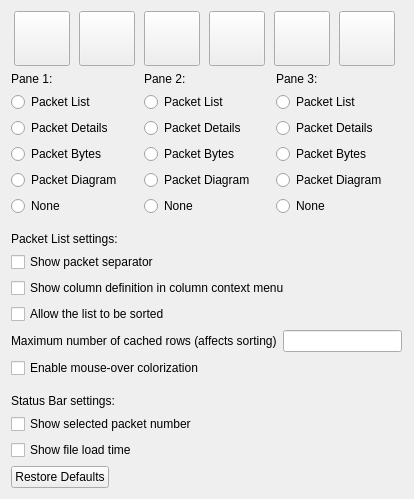
Above: ui/qt/layout_preferences_frame.ui from R-EAjks/Wireshark before the change. Below: the same form after it.
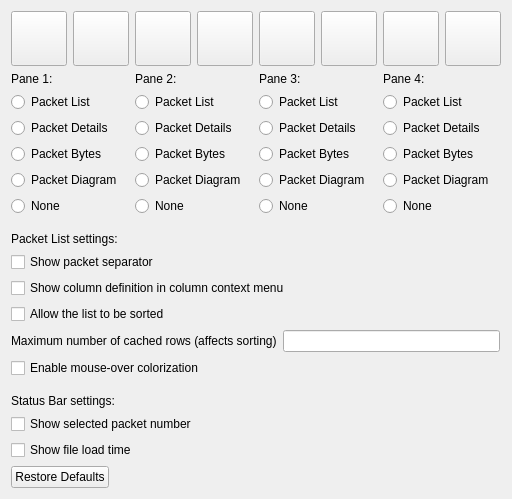
That is the form after the change. Icons and pictures are not drawn.

What changed in the file:
```diff
--- a/ui/qt/layout_preferences_frame.ui
+++ b/ui/qt/layout_preferences_frame.ui
@@ -153,7 +153,53 @@
        </property>
        <property name="icon">
         <iconset resource="../../resources/layout.qrc">
-         <normaloff>:/layout/layout_6.png</normaloff>:/layout/layout_6.png</iconset>
+         <normaloff>:/layout/layout_3_horizontal.png</normaloff>:/layout/layout_3_horizontal.png</iconset>
+       </property>
+       <property name="iconSize">
+        <size>
+         <width>48</width>
+         <height>48</height>
+        </size>
+       </property>
+       <property name="checkable">
+        <bool>true</bool>
+       </property>
+       <attribute name="buttonGroup">
+        <string notr="true">layoutButtonGroup</string>
+       </attribute>
+      </widget>
+     </item>
+     <item>
+      <widget class="QToolButton" name="layout4QuadToolButton">
+       <property name="text">
+        <string/>
+       </property>
+       <property name="icon">
+        <iconset resource="../../resources/layout.qrc">
+         <normaloff>:/layout/layout_4_quad.png</normaloff>:/layout/layout_4_quad.png</iconset>
+       </property>
+       <property name="iconSize">
+        <size>
+         <width>48</width>
+         <height>48</height>
+        </size>
+       </property>
+       <property name="checkable">
+        <bool>true</bool>
+       </property>
+       <attribute name="buttonGroup">
+        <string notr="true">layoutButtonGroup</string>
+       </attribute>
+      </widget>
+     </item>
+     <item>
+      <widget class="QToolButton" name="layout4HorizontalToolButton">
+       <property name="text">
+        <string/>
+       </property>
+       <property name="icon">
+        <iconset resource="../../resources/layout.qrc">
+         <normaloff>:/layout/layout_4_horizontal.png</normaloff>:/layout/layout_4_horizontal.png</iconset>
        </property>
        <property name="iconSize">
         <size>
@@ -356,6 +402,67 @@
        </item>
       </layout>
      </item>
+     <item>
+      <layout class="QVBoxLayout" name="verticalLayout_5">
+       <item>
+        <widget class="QLabel" name="label4">
+         <property name="text">
+          <string>Pane 4:</string>
+         </property>
+        </widget>
+       </item>
+       <item>
+        <widget class="QRadioButton" name="pane4PacketListRadioButton">
+         <property name="text">
+          <string>Packet List</string>
+         </property>
+         <attribute name="buttonGroup">
+          <string notr="true">pane4ButtonGroup</string>
+         </attribute>
+        </widget>
+       </item>
+       <item>
+        <widget class="QRadioButton" name="pane4PacketDetailsRadioButton">
+         <property name="text">
+          <string>Packet Details</string>
+         </property>
+         <attribute name="buttonGroup">
+          <string notr="true">pane4ButtonGroup</string>
+         </attribute>
+        </widget>
+       </item>
+       <item>
+        <widget class="QRadioButton" name="pane4PacketBytesRadioButton">
+         <property name="text">
+          <string>Packet Bytes</string>
+         </property>
+         <attribute name="buttonGroup">
+          <string notr="true">pane4ButtonGroup</string>
+         </attribute>
+        </widget>
+       </item>
+       <item>
+        <widget class="QRadioButton" name="pane4PacketDiagramRadioButton">
+         <property name="text">
+          <string>Packet Diagram</string>
+         </property>
+         <attribute name="buttonGroup">
+          <string notr="true">pane4ButtonGroup</string>
+         </attribute>
+        </widget>
+       </item>
+       <item>
+        <widget class="QRadioButton" name="pane4NoneRadioButton">
+         <property name="text">
+          <string>None</string>
+         </property>
+         <attribute name="buttonGroup">
+          <string notr="true">pane4ButtonGroup</string>
+         </attribute>
+        </widget>
+       </item>
+      </layout>
+     </item>
     </layout>
    </item>
    <item>
```
Left out of the diff: 23 changed lines with no effect on the pictures.
